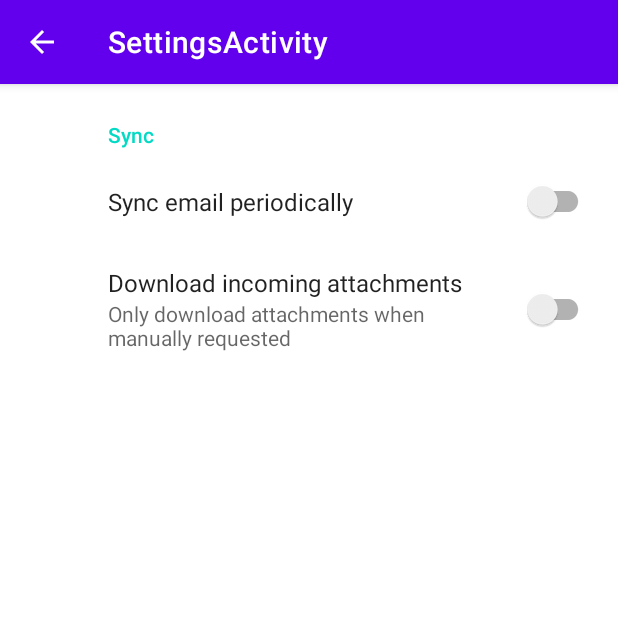
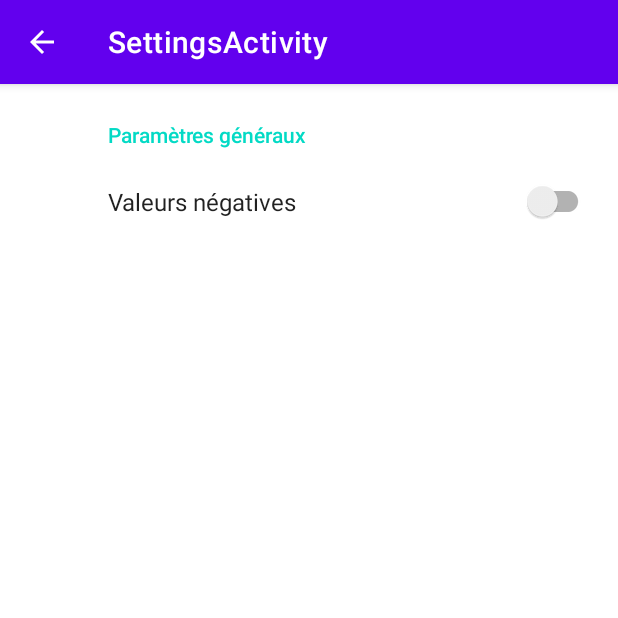
Before and after one commit to Benmlrd/CompteurAndroid, an Android app: the SettingsActivity screen opened directly, with no data from a screen before it, on a phone screen of 412 x 824 dp, the top half of it. Run offline under Robolectric (Android 15) with nearby library versions, the phone set to English and light mode, and no system bars; our stand-ins replace androidx.preference.

Commit message:
Options negatif maj 1

```diff
--- a/app/src/main/res/values/strings.xml
+++ b/app/src/main/res/values/strings.xml
@@ -31,5 +31,7 @@
     </string>
     <string name="attachment_summary_off">Only download attachments when manually requested</string>
     <string name="title_activity_settings">SettingsActivity</string>
+    <string name="general">Paramètres généraux</string>
+    <string name="negatif">Valeurs négatives</string>
 
 </resources>
--- a/app/src/main/res/xml/root_preferences.xml
+++ b/app/src/main/res/xml/root_preferences.xml
@@ -1,18 +1,9 @@
 <PreferenceScreen xmlns:app="http://schemas.android.com/apk/res-auto">
 
-    <PreferenceCategory app:title="@string/sync_header">
+    <PreferenceCategory app:title="@string/general">
 
         <SwitchPreferenceCompat
-            app:key="sync"
-            app:title="@string/sync_title" />
-
-        <SwitchPreferenceCompat
-            app:dependency="sync"
-            app:key="attachment"
-            app:summaryOff="@string/attachment_summary_off"
-            app:summaryOn="@string/attachment_summary_on"
-            app:title="@string/attachment_title" />
-
+            app:key="neg"
+            app:title="@string/negatif" />
     </PreferenceCategory>
-
 </PreferenceScreen>
```
